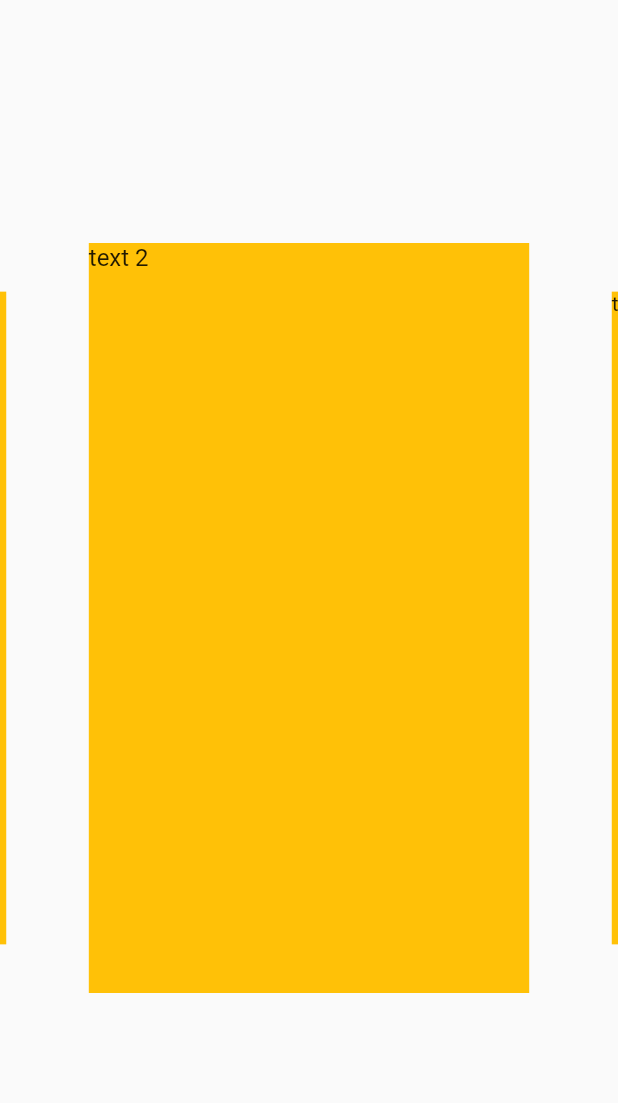
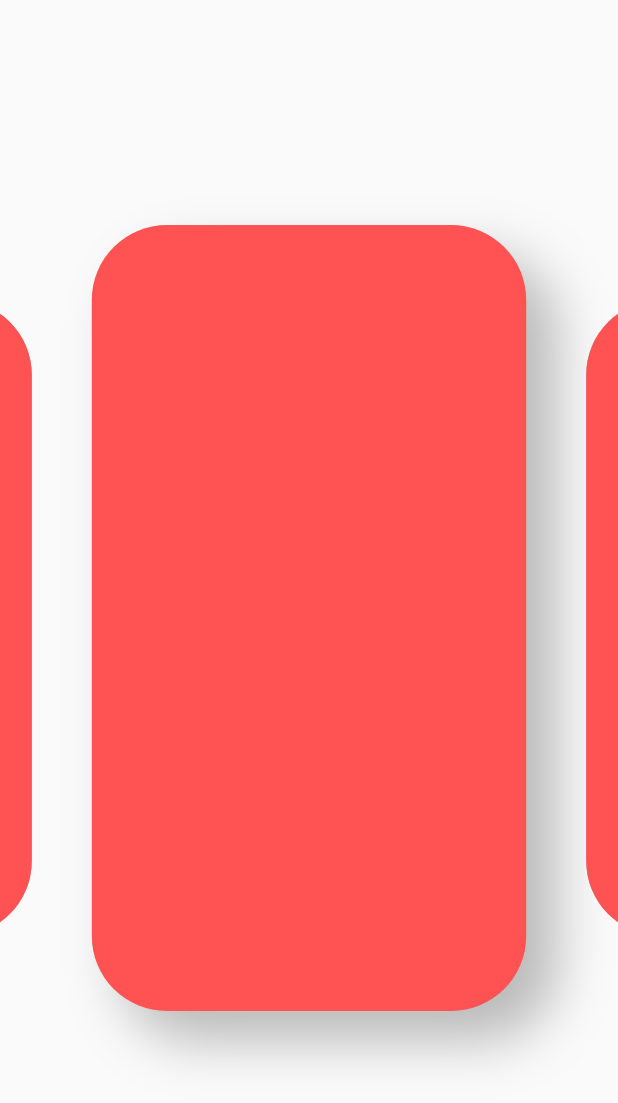
Before and after one commit to ciakarellas/recycling_app, a Flutter app: the screen it shows after launch, swiped to page 2, on a phone screen of 412 x 824 dp. Shown: the top 1103 px of the screen. Run offline on Flutter 3.47's test engine with Material 2 defaults, Android fonts, the light colour scheme and no system bars; drawn by our look-alikes of carousel_slider.

Commit message:
carousel using PageView. Test

```diff
--- a/lib/Widget/carousel.dart
+++ b/lib/Widget/carousel.dart
@@ -1,29 +1,65 @@
 import 'package:flutter/material.dart';
-import 'package:carousel_slider/carousel_slider.dart';
 
-class Carousel extends StatelessWidget{
+
+class Carousel extends StatefulWidget{
+  @override
+  _CarouselState createState() => _CarouselState();
+}
+
+class _CarouselState extends State<Carousel> {
+
+  final PageController  ctrl = PageController(viewportFraction: 0.8);
+
+  // bym zapamietal co on robi
+
+  String activeTag = 'active';
+  List<String> data = ['Plastik', 'Szkoło', '3', '4'];
+  int courentPage = 0;
+  @override
+  initState(){
+    ctrl.addListener((){
+      int next = ctrl.page.round();
+      if (courentPage != next){
+        setState(() {
+          courentPage = next;
+        });
+      }
+    });
+  }
   @override
   Widget build(BuildContext context) {
-  return CarouselSlider(
-      height: 500.0,
-      viewportFraction: .8,
-      enableInfiniteScroll: false,
-      aspectRatio: 16/9,
-      enlargeCenterPage: true,
-      items: [1,2,3,4,5].map((i) {
-        return Builder(
-          builder: (BuildContext context) {
-            return Container(
-              width: MediaQuery.of(context).size.width,
-              margin: EdgeInsets.symmetric(horizontal: 18.0),
-              decoration: BoxDecoration(
-                color: Colors.amber
-              ),
-              child: Text('text $i', style: TextStyle(fontSize: 16.0),)
-            );
-          },
-        );
-      }).toList(),
+  return PageView.builder(
+      controller: ctrl,
+      itemCount: data.length,
+      itemBuilder: (context, courentIndex){
+        bool active = courentIndex == courentPage;
+        return _pageCarousel(data[courentIndex], active);
+      },
+    );
+  }
+
+  _pageCarousel(data, bool active){
+    //Animation proper
+    final double blur = active ? 30 : 0;
+    final double offset = active ? 20 : 0;
+    final double top = active ? 150 : 200;
+    final double bottom = active ? 150 : 200;
+
+    return AnimatedContainer(
+
+      duration: Duration(milliseconds: 200),
+      curve: Curves.easeInSine,
+      margin: EdgeInsets.only(top: top, bottom: bottom, right: 20,left: 20),
+      decoration: BoxDecoration(
+        borderRadius: BorderRadius.circular(50),
+        boxShadow: [BoxShadow(color: Colors.black26, blurRadius: blur, offset: Offset(offset, offset))]
+      ),
+      child: Container(
+        decoration: BoxDecoration(
+          borderRadius: BorderRadius.circular(50),
+          color: Colors.redAccent
+        ),
+      ),
     );
   }
 }
--- a/pubspec.yaml
+++ b/pubspec.yaml
@@ -19,7 +19,6 @@ environment:
 dependencies:
   flutter:
     sdk: flutter
-  carousel_slider: ^1.4.1
   provider : ^4.0.1
   # The following adds the Cupertino Icons font to your application.
   # Use with the CupertinoIcons class for iOS style icons.
```
Also changed, not shown: pubspec.lock.
